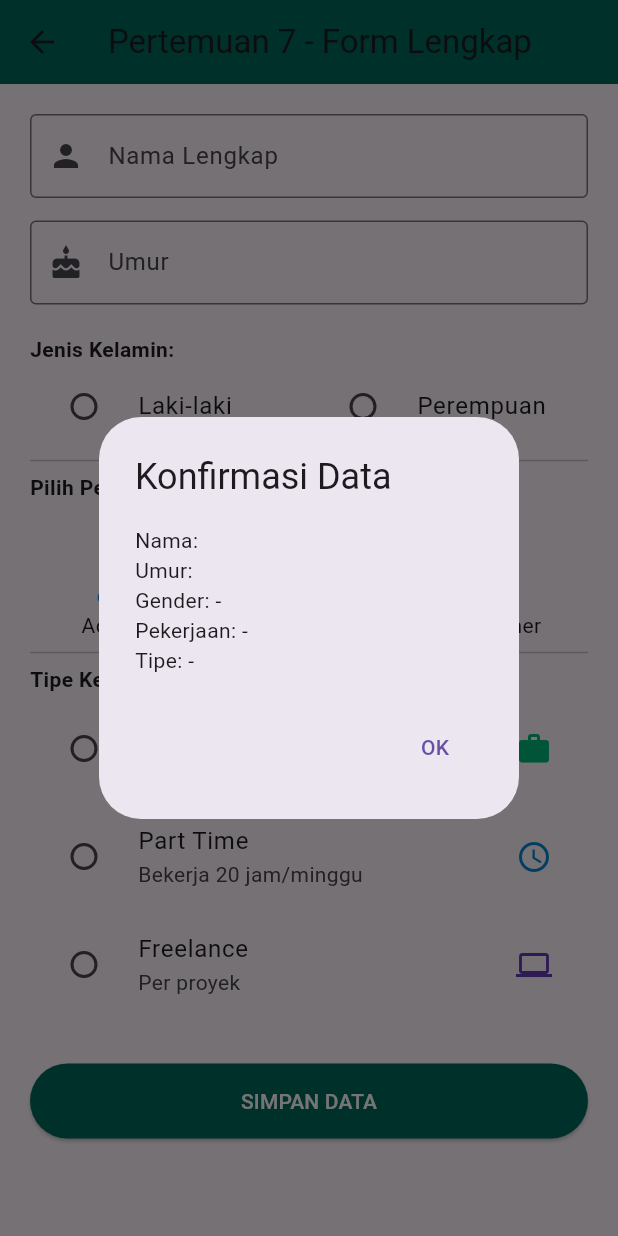
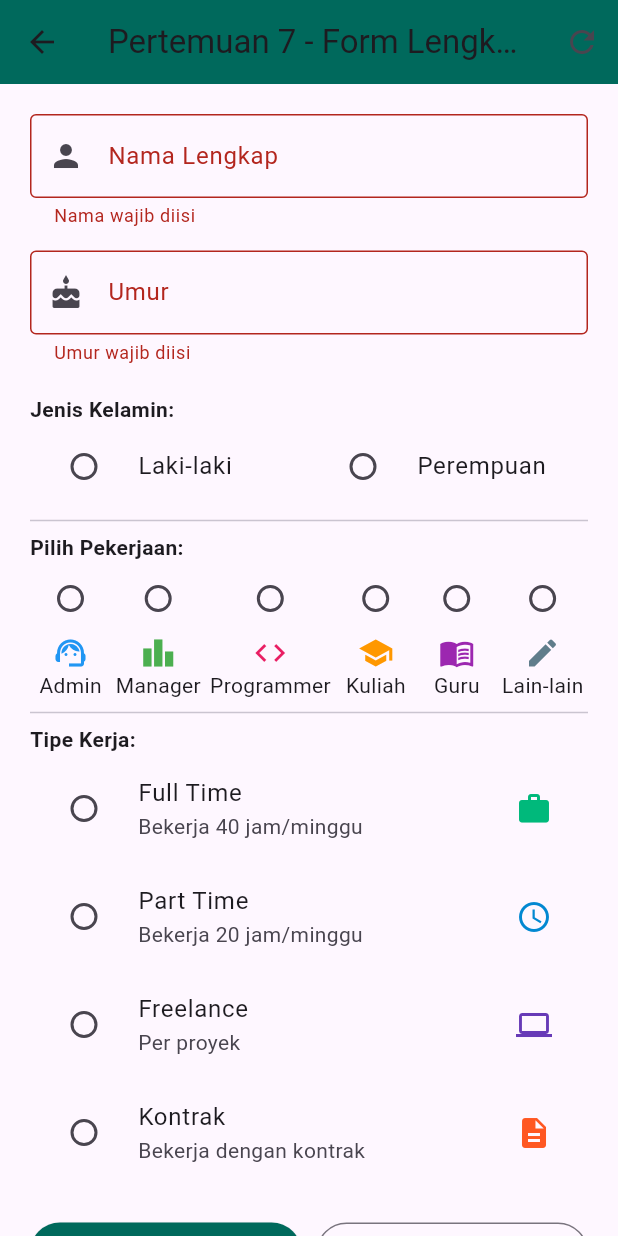
Before and after one commit to mhmmdryanhdyat22-eng/ryan-flutter, a Flutter app: the Pertemuan7Page screen opened directly, after a tap on "SIMPAN DATA", on a phone screen of 412 x 824 dp. Run offline on Flutter 3.47's test engine with Material 3 defaults, Android fonts, the phone set to English and light mode, and no system bars; our stand-ins replace fluttertoast, image_picker.

Commit message:
pesan commit

```diff
--- a/lib/page/pertemuan7.dart
+++ b/lib/page/pertemuan7.dart
@@ -12,31 +12,22 @@ class _Pertemuan7PageState extends State<Pertemuan7Page>
   final _formKey = GlobalKey<FormState>();
   final _namaController = TextEditingController();
   final _umurController = TextEditingController();
+  final _lainnyaController = TextEditingController();
 
   String? _selectedGender;
-  String?
-  _selectedJob; // Diubah ke String untuk menyimpan 'value' dari list jobs
+  String? _selectedJob;
   String? _selectedWorkType;
 
   late AnimationController _animationController;
   late Animation<double> _fadeAnimation;
 
   final List<Map<String, dynamic>> jobs = [
-    {
-      'value': 'Admin',
-      'icon': Icons.support_agent,
-      'color': const Color(0xFF2196F3),
-    },
-    {
-      'value': 'Manager',
-      'icon': Icons.leaderboard,
-      'color': const Color(0xFF4CAF50),
-    },
-    {
-      'value': 'Programmer',
-      'icon': Icons.code,
-      'color': const Color(0xFFE91E63),
-    },
+    {'value': 'Admin', 'icon': Icons.support_agent, 'color': Color(0xFF2196F3)},
+    {'value': 'Manager', 'icon': Icons.leaderboard, 'color': Color(0xFF4CAF50)},
+    {'value': 'Programmer', 'icon': Icons.code, 'color': Color(0xFFE91E63)},
+    {'value': 'Kuliah', 'icon': Icons.school, 'color': Color(0xFFFF9800)},
+    {'value': 'Guru', 'icon': Icons.menu_book, 'color': Color(0xFF9C27B0)},
+    {'value': 'Lain-lain', 'icon': Icons.edit, 'color': Color(0xFF607D8B)},
   ];
 
   final List<Map<String, dynamic>> workTypeOptions = [
@@ -44,35 +35,62 @@ class _Pertemuan7PageState extends State<Pertemuan7Page>
       'value': 'Full Time',
       'subtitle': 'Bekerja 40 jam/minggu',
       'icon': Icons.work,
-      'color': const Color(0xFF00B97B),
+      'color': Color(0xFF00B97B),
     },
     {
       'value': 'Part Time',
       'subtitle': 'Bekerja 20 jam/minggu',
       'icon': Icons.schedule,
-      'color': const Color(0xFF0288D1),
+      'color': Color(0xFF0288D1),
     },
     {
       'value': 'Freelance',
       'subtitle': 'Per proyek',
       'icon': Icons.laptop,
-      'color': const Color(0xFF673AB7),
+      'color': Color(0xFF673AB7),
+    },
+    {
+      'value': 'Kontrak',
+      'subtitle': 'Bekerja dengan kontrak',
+      'icon': Icons.description,
+      'color': Color(0xFFFF5722),
     },
   ];
+
+  void _resetForm() {
+    setState(() {
+      _namaController.clear();
+      _umurController.clear();
+      _lainnyaController.clear();
+      _selectedGender = null;
+      _selectedJob = null;
+      _selectedWorkType = null;
+    });
+  }
+
+  void _showError(String msg) {
+    ScaffoldMessenger.of(context).showSnackBar(
+      SnackBar(content: Text(msg), backgroundColor: Colors.red),
+    );
+  }
+
+  void _showSuccess() {
+    ScaffoldMessenger.of(context).showSnackBar(
+      const SnackBar(
+        content: Text("Data tersimpan"),
+        backgroundColor: Colors.green,
+        duration: Duration(seconds: 2),
+      ),
+    );
+  }
 
   @override
   void initState() {
     super.initState();
-    _animationController = AnimationController(
-      vsync: this,
-      duration: const Duration(milliseconds: 800),
-    );
-
-    _fadeAnimation = CurvedAnimation(
-      parent: _animationController,
-      curve: Curves.easeOut,
-    );
-
+    _animationController =
+        AnimationController(vsync: this, duration: const Duration(milliseconds: 800));
+    _fadeAnimation =
+        CurvedAnimation(parent: _animationController, curve: Curves.easeOut);
     _animationController.forward();
   }
 
@@ -81,6 +99,7 @@ class _Pertemuan7PageState extends State<Pertemuan7Page>
     _animationController.dispose();
     _namaController.dispose();
     _umurController.dispose();
+    _lainnyaController.dispose();
     super.dispose();
   }
 
@@ -90,6 +109,9 @@ class _Pertemuan7PageState extends State<Pertemuan7Page>
       appBar: AppBar(
         title: const Text("Pertemuan 7 - Form Lengkap"),
         backgroundColor: const Color(0xFF00695C),
+        actions: [
+          IconButton(icon: const Icon(Icons.refresh), onPressed: _resetForm)
+        ],
       ),
       body: FadeTransition(
         opacity: _fadeAnimation,
@@ -100,6 +122,7 @@ class _Pertemuan7PageState extends State<Pertemuan7Page>
             child: Column(
               crossAxisAlignment: CrossAxisAlignment.start,
               children: [
+                // NAMA
                 TextFormField(
                   controller: _namaController,
                   decoration: const InputDecoration(
@@ -107,23 +130,31 @@ class _Pertemuan7PageState extends State<Pertemuan7Page>
                     border: OutlineInputBorder(),
                     prefixIcon: Icon(Icons.person),
                   ),
+                  validator: (v) =>
+                      v == null || v.isEmpty ? "Nama wajib diisi" : null,
                 ),
                 const SizedBox(height: 15),
+
+                // UMUR
                 TextFormField(
                   controller: _umurController,
+                  keyboardType: TextInputType.number,
                   decoration: const InputDecoration(
                     labelText: "Umur",
                     border: OutlineInputBorder(),
                     prefixIcon: Icon(Icons.cake),
                   ),
-                  keyboardType: TextInputType.number,
+                  validator: (v) {
+                    if (v == null || v.isEmpty) return "Umur wajib diisi";
+                    if (int.tryParse(v) == null) return "Umur harus angka";
+                    return null;
+                  },
                 ),
 
                 const SizedBox(height: 20),
-                const Text(
-                  "Jenis Kelamin:",
-                  style: TextStyle(fontWeight: FontWeight.bold),
-                ),
+                const Text("Jenis Kelamin:",
+                    style: TextStyle(fontWeight: FontWeight.bold)),
+
                 Row(
                   children: [
                     Expanded(
@@ -131,8 +162,7 @@ class _Pertemuan7PageState extends State<Pertemuan7Page>
                         title: const Text("Laki-laki"),
                         value: "Laki-laki",
                         groupValue: _selectedGender,
-                        onChanged: (val) =>
-                            setState(() => _selectedGender = val),
+                        onChanged: (v) => setState(() => _selectedGender = v),
                       ),
                     ),
                     Expanded(
@@ -140,19 +170,16 @@ class _Pertemuan7PageState extends State<Pertemuan7Page>
                         title: const Text("Perempuan"),
                         value: "Perempuan",
                         groupValue: _selectedGender,
-                        onChanged: (val) =>
-                            setState(() => _selectedGender = val),
+                        onChanged: (v) => setState(() => _selectedGender = v),
                       ),
                     ),
                   ],
                 ),
 
                 const Divider(),
-                const Text(
-                  "Pilih Pekerjaan:",
-                  style: TextStyle(fontWeight: FontWeight.bold),
-                ),
-                // Radio Horizontal menggunakan Map
+                const Text("Pilih Pekerjaan:",
+                    style: TextStyle(fontWeight: FontWeight.bold)),
+
                 Row(
                   mainAxisAlignment: MainAxisAlignment.spaceAround,
                   children: jobs.map((job) {
@@ -162,8 +189,7 @@ class _Pertemuan7PageState extends State<Pertemuan7Page>
                           value: job['value'],
                           groupValue: _selectedJob,
                           activeColor: job['color'],
-                          onChanged: (val) =>
-                              setState(() => _selectedJob = val),
+                          onChanged: (v) => setState(() => _selectedJob = v),
                         ),
                         Icon(job['icon'], color: job['color']),
                         Text(job['value']),
@@ -172,12 +198,26 @@ class _Pertemuan7PageState extends State<Pertemuan7Page>
                   }).toList(),
                 ),
 
+                if (_selectedJob == "Lain-lain")
+                  TextFormField(
+                    controller: _lainnyaController,
+                    decoration: const InputDecoration(
+                      labelText: "Tulis pekerjaan",
+                      border: OutlineInputBorder(),
+                    ),
+                    validator: (v) {
+                      if (_selectedJob == "Lain-lain" &&
+                          (v == null || v.isEmpty)) {
+                        return "Pekerjaan wajib diisi";
+                      }
+                      return null;
+                    },
+                  ),
+
                 const Divider(),
-                const Text(
-                  "Tipe Kerja:",
-                  style: TextStyle(fontWeight: FontWeight.bold),
-                ),
-                // RadioListTile Vertical dengan Subtitle
+                const Text("Tipe Kerja:",
+                    style: TextStyle(fontWeight: FontWeight.bold)),
+
                 ...workTypeOptions.map((type) {
                   return RadioListTile<String>(
                     title: Text(type['value']),
@@ -185,21 +225,35 @@ class _Pertemuan7PageState extends State<Pertemuan7Page>
                     secondary: Icon(type['icon'], color: type['color']),
                     value: type['value'],
                     groupValue: _selectedWorkType,
-                    activeColor: type['color'],
-                    onChanged: (val) => setState(() => _selectedWorkType = val),
+                    onChanged: (v) => setState(() => _selectedWorkType = v),
                   );
-                }).toList(),
+                }),
 
-                const SizedBox(height: 30),
-                SizedBox(
-                  width: double.infinity,
+                const SizedBox(height: 20),
+
+                Row(
+                  children: [
+                    Expanded(
                       child: ElevatedButton(
                         style: ElevatedButton.styleFrom(
                           backgroundColor: const Color(0xFF00695C),
-                      padding: const EdgeInsets.symmetric(vertical: 15),
                         ),
+                        child: const Text("SIMPAN DATA"),
                         onPressed: () {
-                      if (_formKey.currentState!.validate()) {
+                          if (!_formKey.currentState!.validate()) return;
+                          if (_selectedGender == null) {
+                            _showError("Pilih jenis kelamin");
+                            return;
+                          }
+                          if (_selectedJob == null) {
+                            _showError("Pilih pekerjaan");
+                            return;
+                          }
+                          if (_selectedWorkType == null) {
+                            _showError("Pilih tipe kerja");
+                            return;
+                          }
+
                           showDialog(
                             context: context,
                             builder: (_) => AlertDialog(
@@ -207,25 +261,35 @@ class _Pertemuan7PageState extends State<Pertemuan7Page>
                               content: Text(
                                 "Nama: ${_namaController.text}\n"
                                 "Umur: ${_umurController.text}\n"
-                              "Gender: ${_selectedGender ?? '-'}\n"
-                              "Pekerjaan: ${_selectedJob ?? '-'}\n"
-                              "Tipe: ${_selectedWorkType ?? '-'}",
+                                "Gender: $_selectedGender\n"
+                                "Pekerjaan: ${_selectedJob == "Lain-lain"
+                                    ? _lainnyaController.text
+                                    : _selectedJob}\n"
+                                "Tipe Kerja: $_selectedWorkType",
                               ),
                               actions: [
                                 TextButton(
-                                onPressed: () => Navigator.pop(context),
+                                  onPressed: () {
+                                    Navigator.pop(context);
+                                    _showSuccess();
+                                    _resetForm();
+                                  },
                                   child: const Text("OK"),
                                 ),
                               ],
                             ),
                           );
-                      }
                         },
-                    child: const Text(
-                      "SIMPAN DATA",
-                      style: TextStyle(color: Colors.white),
                       ),
                     ),
+                    const SizedBox(width: 10),
+                    Expanded(
+                      child: OutlinedButton(
+                        onPressed: _resetForm,
+                        child: const Text("RESET"),
+                      ),
+                    ),
+                  ],
                 ),
               ],
             ),
```
Also changed, not shown: lib/page/list_page.dart (+36 -14 lines), lib/page/pertemuan4.dart (added, +106 -0 lines), lib/page/pertemuan_page.dart (+25 -18 lines), lib/pertemuan/pertemuan4.dart (deleted, +0 -85 lines), lib/pertemuan/pertemuan5.dart (deleted). Lines whose indentation alone changed are shown as unchanged.
